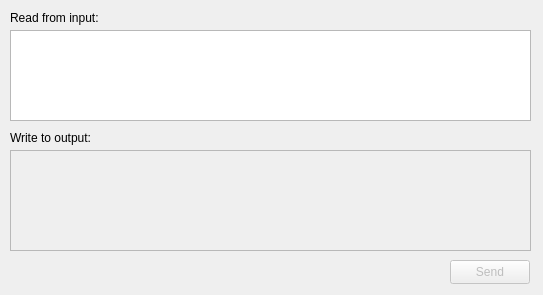
Old version of the form application.ui in the repository alexen/qt-stdin-reader.
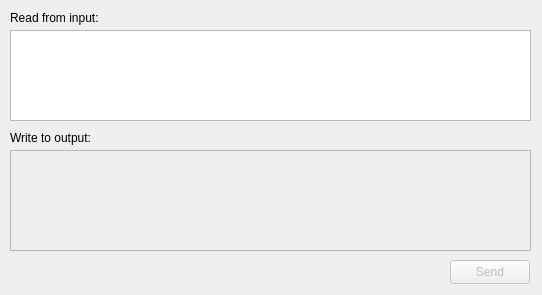
New version of the form.

Commit message: ui: Добавлена фиксированная геометрия окна

Patch:
```diff
--- a/application.ui
+++ b/application.ui
@@ -6,7 +6,7 @@
    <rect>
     <x>0</x>
     <y>0</y>
-    <width>543</width>
+    <width>542</width>
     <height>295</height>
    </rect>
   </property>
@@ -16,6 +16,18 @@
     <verstretch>0</verstretch>
    </sizepolicy>
   </property>
+  <property name="minimumSize">
+   <size>
+    <width>542</width>
+    <height>295</height>
+   </size>
+  </property>
+  <property name="maximumSize">
+   <size>
+    <width>542</width>
+    <height>295</height>
+   </size>
+  </property>
   <property name="windowTitle">
    <string>Application</string>
   </property>
```
